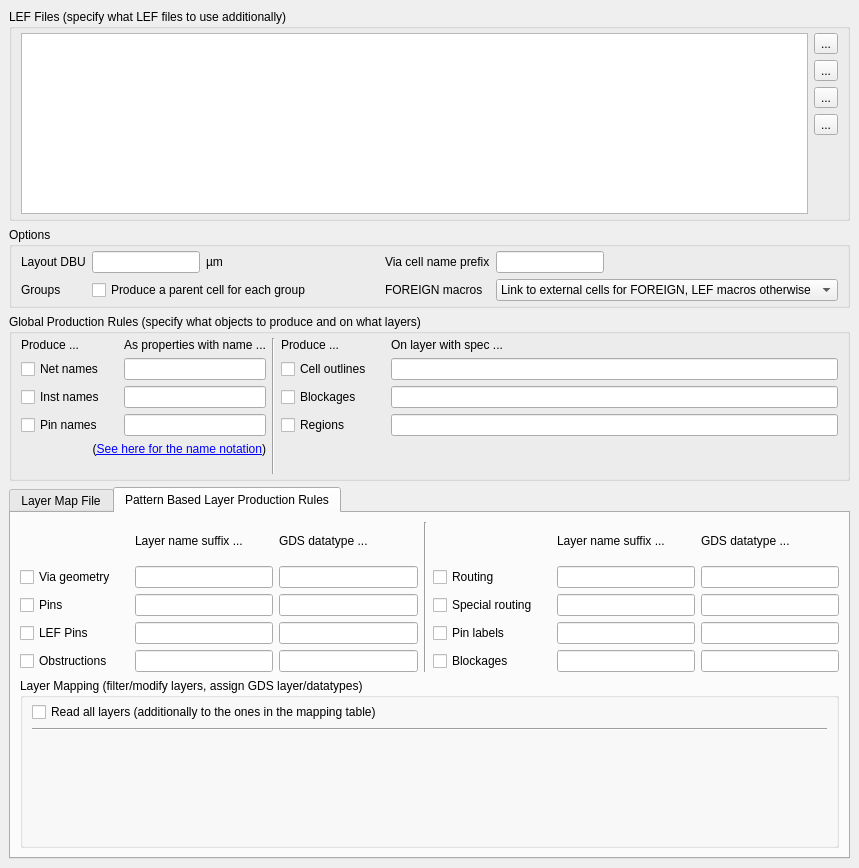
Old version of the form src/plugins/streamers/lefdef/lay_plugin/LEFDEFTechnologyComponentEditor.ui in the repository KLayout/klayout.
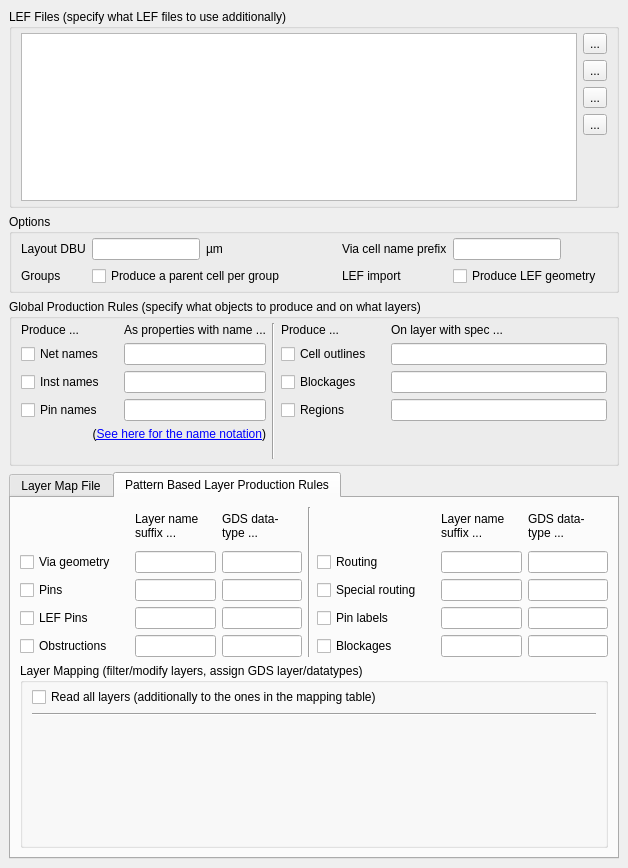
New version of the form. The open tabs and pages were chosen to show the change. Icons and pictures are not drawn. Custom widgets are drawn as their Qt base class.

Commit message: Removed confusing LEF import option - there is only import LEF macros or don't

Diff of the .ui file:
```diff
--- a/src/plugins/streamers/lefdef/lay_plugin/LEFDEFTechnologyComponentEditor.ui
+++ b/src/plugins/streamers/lefdef/lay_plugin/LEFDEFTechnologyComponentEditor.ui
@@ -6,7 +6,7 @@
    <rect>
     <x>0</x>
     <y>0</y>
-    <width>859</width>
+    <width>628</width>
     <height>868</height>
    </rect>
   </property>
@@ -210,7 +210,7 @@
       <item row="1" column="4">
        <widget class="QLabel" name="label">
         <property name="text">
-         <string>FOREIGN macros</string>
+         <string>LEF import</string>
         </property>
        </widget>
       </item>
@@ -241,29 +241,10 @@
         </property>
        </widget>
       </item>
-      <item row="1" column="5" colspan="2">
-       <widget class="QComboBox" name="foreign_mode">
-        <item>
-         <property name="text">
-          <string>Link to external cells for FOREIGN, LEF macros otherwise</string>
-         </property>
-        </item>
-        <item>
-         <property name="text">
-          <string>Ignore FOREIGN, Produce LEF macros always</string>
-         </property>
-        </item>
-        <item>
-         <property name="text">
-          <string>Always link to external cells</string>
-         </property>
-        </item>
-       </widget>
-      </item>
       <item row="1" column="1" colspan="2">
        <widget class="QCheckBox" name="separate_groups">
         <property name="text">
-         <string>Produce a parent cell for each group</string>
+         <string>Produce a parent cell per group</string>
         </property>
        </widget>
       </item>
@@ -323,6 +304,13 @@
         </property>
        </spacer>
       </item>
+      <item row="1" column="5" colspan="2">
+       <widget class="QCheckBox" name="produce_lef_geo">
+        <property name="text">
+         <string>Produce LEF geometry</string>
+        </property>
+       </widget>
+      </item>
      </layout>
     </widget>
    </item>
@@ -605,26 +593,13 @@
    <item>
     <widget class="QTabWidget" name="layer_map_mode">
      <property name="currentIndex">
-      <number>0</number>
+      <number>1</number>
      </property>
      <widget class="QWidget" name="tab">
       <attribute name="title">
        <string>Layer Map File</string>
       </attribute>
       <layout class="QGridLayout" name="gridLayout_4">
-       <item row="2" column="1">
-        <spacer name="verticalSpacer">
-         <property name="orientation">
-          <enum>Qt::Vertical</enum>
-         </property>
-         <property name="sizeHint" stdset="0">
-          <size>
-           <width>20</width>
-           <height>278</height>
-          </size>
-         </property>
-        </spacer>
-       </item>
        <item row="0" column="0">
         <widget class="QLabel" name="label_6">
          <property name="text">
@@ -645,14 +620,30 @@
        <item row="0" column="1">
         <widget class="QLineEdit" name="mapfile_path"/>
        </item>
-       <item row="1" column="1">
+       <item row="1" column="1" colspan="2">
         <widget class="QLabel" name="label_25">
          <property name="text">
           <string>If a layer map file is given, pattern based rules are ignored.
 If used inside a technology, the file will be looked up relative to the technology's base path.</string>
          </property>
+         <property name="wordWrap">
+          <bool>true</bool>
+         </property>
         </widget>
        </item>
+       <item row="2" column="0" colspan="3">
+        <spacer name="verticalSpacer">
+         <property name="orientation">
+          <enum>Qt::Vertical</enum>
+         </property>
+         <property name="sizeHint" stdset="0">
+          <size>
+           <width>20</width>
+           <height>278</height>
+          </size>
+         </property>
+        </spacer>
+       </item>
       </layout>
      </widget>
      <widget class="QWidget" name="tab_2">
@@ -682,7 +673,14 @@
            <number>0</number>
           </property>
           <item row="3" column="7">
-           <widget class="QLineEdit" name="suffix_labels"/>
+           <widget class="QLineEdit" name="suffix_labels">
+            <property name="sizePolicy">
+             <sizepolicy hsizetype="Ignored" vsizetype="Fixed">
+              <horstretch>0</horstretch>
+              <verstretch>0</verstretch>
+             </sizepolicy>
+            </property>
+           </widget>
           </item>
           <item row="1" column="6">
            <widget class="QLabel" name="label_23">
@@ -701,10 +699,24 @@
            </widget>
           </item>
           <item row="2" column="2">
-           <widget class="QLineEdit" name="suffix_pins"/>
+           <widget class="QLineEdit" name="suffix_pins">
+            <property name="sizePolicy">
+             <sizepolicy hsizetype="Ignored" vsizetype="Fixed">
+              <horstretch>0</horstretch>
+              <verstretch>0</verstretch>
+             </sizepolicy>
+            </property>
+           </widget>
           </item>
           <item row="3" column="8">
-           <widget class="QLineEdit" name="datatype_labels"/>
+           <widget class="QLineEdit" name="datatype_labels">
+            <property name="sizePolicy">
+             <sizepolicy hsizetype="Ignored" vsizetype="Fixed">
+              <horstretch>0</horstretch>
+              <verstretch>0</verstretch>
+             </sizepolicy>
+            </property>
+           </widget>
           </item>
           <item row="2" column="5">
            <widget class="QCheckBox" name="produce_special_routing">
@@ -714,13 +726,34 @@
            </widget>
           </item>
           <item row="4" column="3">
-           <widget class="QLineEdit" name="datatype_obstructions"/>
+           <widget class="QLineEdit" name="datatype_obstructions">
+            <property name="sizePolicy">
+             <sizepolicy hsizetype="Ignored" vsizetype="Fixed">
+              <horstretch>0</horstretch>
+              <verstretch>0</verstretch>
+             </sizepolicy>
+            </property>
+           </widget>
           </item>
           <item row="2" column="8">
-           <widget class="QLineEdit" name="datatype_special_routing"/>
+           <widget class="QLineEdit" name="datatype_special_routing">
+            <property name="sizePolicy">
+             <sizepolicy hsizetype="Ignored" vsizetype="Fixed">
+              <horstretch>0</horstretch>
+              <verstretch>0</verstretch>
+             </sizepolicy>
+            </property>
+           </widget>
           </item>
           <item row="3" column="3">
-           <widget class="QLineEdit" name="datatype_lef_pins"/>
+           <widget class="QLineEdit" name="datatype_lef_pins">
+            <property name="sizePolicy">
+             <sizepolicy hsizetype="Ignored" vsizetype="Fixed">
+              <horstretch>0</horstretch>
+              <verstretch>0</verstretch>
+             </sizepolicy>
+            </property>
+           </widget>
           </item>
           <item row="1" column="1">
            <widget class="QLabel" name="label_12">
@@ -739,13 +772,34 @@
            </widget>
           </item>
           <item row="1" column="8">
-           <widget class="QLineEdit" name="datatype_routing"/>
+           <widget class="QLineEdit" name="datatype_routing">
+            <property name="sizePolicy">
+             <sizepolicy hsizetype="Ignored" vsizetype="Fixed">
+              <horstretch>0</horstretch>
+              <verstretch>0</verstretch>
+             </sizepolicy>
+            </property>
+           </widget>
           </item>
           <item row="1" column="7">
-           <widget class="QLineEdit" name="suffix_routing"/>
+           <widget class="QLineEdit" name="suffix_routing">
+            <property name="sizePolicy">
+             <sizepolicy hsizetype="Ignored" vsizetype="Fixed">
+              <horstretch>0</horstretch>
+              <verstretch>0</verstretch>
+             </sizepolicy>
+            </property>
+           </widget>
           </item>
           <item row="4" column="8">
-           <widget class="QLineEdit" name="datatype_blockages"/>
+           <widget class="QLineEdit" name="datatype_blockages">
+            <property name="sizePolicy">
+             <sizepolicy hsizetype="Ignored" vsizetype="Fixed">
+              <horstretch>0</horstretch>
+              <verstretch>0</verstretch>
+             </sizepolicy>
+            </property>
+           </widget>
           </item>
           <item row="2" column="6">
            <widget class="QLabel" name="label_16">
@@ -787,7 +841,14 @@
            </widget>
           </item>
           <item row="3" column="2">
-           <widget class="QLineEdit" name="suffix_lef_pins"/>
+           <widget class="QLineEdit" name="suffix_lef_pins">
+            <property name="sizePolicy">
+             <sizepolicy hsizetype="Ignored" vsizetype="Fixed">
+              <horstretch>0</horstretch>
+              <verstretch>0</verstretch>
+             </sizepolicy>
+            </property>
+           </widget>
           </item>
           <item row="2" column="1">
            <widget class="QLabel" name="label_13">
@@ -845,7 +906,8 @@
           <item row="0" column="7">
            <widget class="QLabel" name="lbl1_2">
             <property name="text">
-             <string>Layer name suffix ...</string>
+             <string>Layer name
+suffix ...</string>
             </property>
            </widget>
           </item>
@@ -857,15 +919,30 @@
            </widget>
           </item>
           <item row="1" column="2">
-           <widget class="QLineEdit" name="suffix_via_geometry"/>
+           <widget class="QLineEdit" name="suffix_via_geometry">
+            <property name="sizePolicy">
+             <sizepolicy hsizetype="Ignored" vsizetype="Fixed">
+              <horstretch>0</horstretch>
+              <verstretch>0</verstretch>
+             </sizepolicy>
+            </property>
+           </widget>
           </item>
           <item row="2" column="3">
-           <widget class="QLineEdit" name="datatype_pins"/>
+           <widget class="QLineEdit" name="datatype_pins">
+            <property name="sizePolicy">
+             <sizepolicy hsizetype="Ignored" vsizetype="Fixed">
+              <horstretch>0</horstretch>
+              <verstretch>0</verstretch>
+             </sizepolicy>
+            </property>
+           </widget>
           </item>
           <item row="0" column="8">
            <widget class="QLabel" name="label_27">
             <property name="text">
-             <string>GDS datatype ...</string>
+             <string>GDS data-
+type ...</string>
             </property>
            </widget>
           </item>
@@ -886,13 +963,34 @@
            </widget>
           </item>
           <item row="2" column="7">
-           <widget class="QLineEdit" name="suffix_special_routing"/>
+           <widget class="QLineEdit" name="suffix_special_routing">
+            <property name="sizePolicy">
+             <sizepolicy hsizetype="Ignored" vsizetype="Fixed">
+              <horstretch>0</horstretch>
+              <verstretch>0</verstretch>
+             </sizepolicy>
+            </property>
+           </widget>
           </item>
           <item row="1" column="3">
-           <widget class="QLineEdit" name="datatype_via_geometry"/>
+           <widget class="QLineEdit" name="datatype_via_geometry">
+            <property name="sizePolicy">
+             <sizepolicy hsizetype="Ignored" vsizetype="Fixed">
+              <horstretch>0</horstretch>
+              <verstretch>0</verstretch>
+             </sizepolicy>
+            </property>
+           </widget>
           </item>
           <item row="4" column="2">
-           <widget class="QLineEdit" name="suffix_obstructions"/>
+           <widget class="QLineEdit" name="suffix_obstructions">
+            <property name="sizePolicy">
+             <sizepolicy hsizetype="Ignored" vsizetype="Fixed">
+              <horstretch>0</horstretch>
+              <verstretch>0</verstretch>
+             </sizepolicy>
+            </property>
+           </widget>
           </item>
           <item row="4" column="5">
            <widget class="QCheckBox" name="produce_blockages">
@@ -925,19 +1023,28 @@
            </widget>
           </item>
           <item row="4" column="7">
-           <widget class="QLineEdit" name="suffix_blockages"/>
+           <widget class="QLineEdit" name="suffix_blockages">
+            <property name="sizePolicy">
+             <sizepolicy hsizetype="Ignored" vsizetype="Fixed">
+              <horstretch>0</horstretch>
+              <verstretch>0</verstretch>
+             </sizepolicy>
+            </property>
+           </widget>
           </item>
           <item row="0" column="2">
            <widget class="QLabel" name="lbl1">
             <property name="text">
-             <string>Layer name suffix ...</string>
+             <string>Layer name
+suffix ...</string>
             </property>
            </widget>
           </item>
           <item row="0" column="3">
            <widget class="QLabel" name="label_3">
             <property name="text">
-             <string>GDS datatype ...</string>
+             <string>GDS data-
+type ...</string>
             </property>
            </widget>
           </item>
```
The commit also changes 1 other file.
